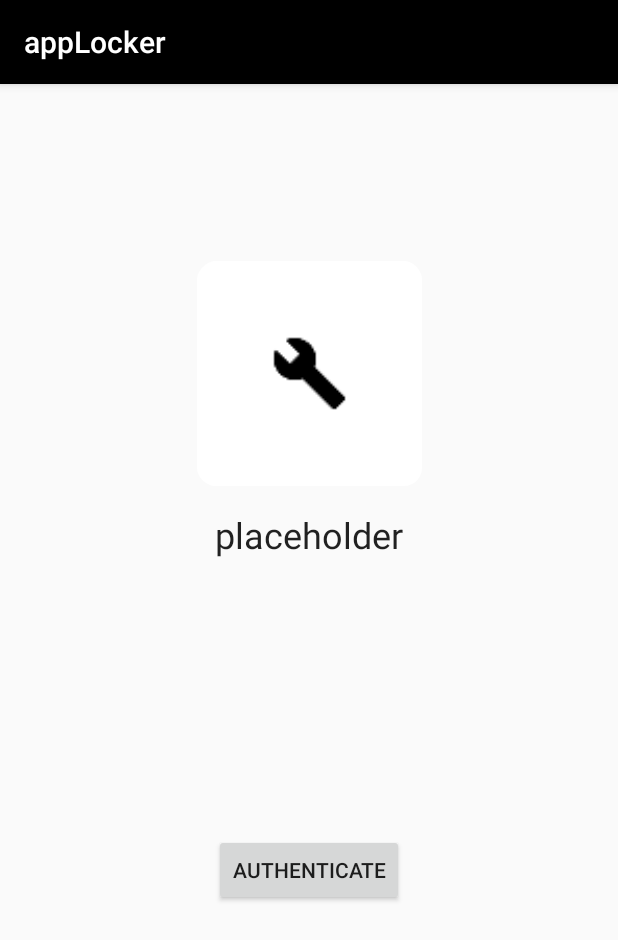
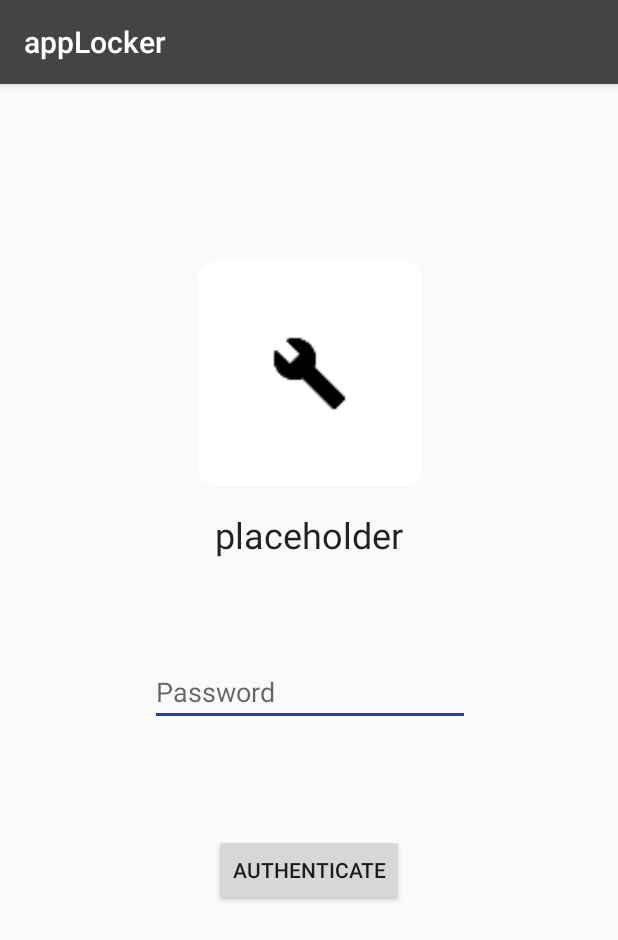
Before and after one commit to AlexMuzzy/appLocker, an Android app: the lockActivity screen opened directly, with no data from a screen before it, on a phone screen of 412 x 824 dp. Shown: the top 940 px of the screen. Run offline under Robolectric (Android 15) with nearby library versions, the phone set to English and light mode, and no system bars.

Commit message:
Lock finished and started password

```diff
--- a/app/src/main/java/uk/co/alexmusgrove/applocker/Activities/MainActivity.java
+++ b/app/src/main/java/uk/co/alexmusgrove/applocker/Activities/MainActivity.java
@@ -153,12 +153,12 @@ public class  MainActivity extends AppCompatActivity {
     public void addApp (appItem appItem, int position) {
         ContentValues values = new ContentValues();
         values.put(AppSQLiteDBHelper.COLUMN_PACKAGENAME, appItem.getmPackageName());
-        getContentResolver().insert(AppContentProvider.CONTENT_URI, values);
+        getContentResolver().insert(AppContentProvider.APP_CONTENT_URI, values);
         appItems.get(position).setmLocked(true);
     }
 
     public void removeApp (appItem appItem, int position) {
-        getContentResolver().delete(AppContentProvider.CONTENT_URI, AppSQLiteDBHelper.COLUMN_PACKAGENAME + " = '" + appItem.getmPackageName() + "'", null);
+        getContentResolver().delete(AppContentProvider.APP_CONTENT_URI, AppSQLiteDBHelper.COLUMN_PACKAGENAME + " = '" + appItem.getmPackageName() + "'", null);
         Log.i(TAG, "removeApp: removed");
         appItems.get(position).setmLocked(false);
     }
--- a/app/src/main/java/uk/co/alexmusgrove/applocker/Activities/lockActivity.java
+++ b/app/src/main/java/uk/co/alexmusgrove/applocker/Activities/lockActivity.java
@@ -8,6 +8,7 @@ import android.os.Bundle;
 import android.support.v7.app.AppCompatActivity;
 import android.view.View;
 import android.widget.Button;
+import android.widget.EditText;
 import android.widget.ImageView;
 import android.widget.TextView;
 import android.widget.Toast;
@@ -25,10 +26,11 @@ public class lockActivity extends AppCompatActivity {
         Intent intent = getIntent();
         generateAppDetails(intent.getStringExtra("packageName"));
 
-        final Button button = (Button) findViewById(R.id.authenticate_button);
+        final Button button = findViewById(R.id.authenticate_button);
+        final EditText editText = findViewById(R.id.password_editText);
 
         button.setOnClickListener(v -> {
-           // your handler code here
+
             Intent unlockintent = new Intent(this, appService.class);
             unlockintent.putExtra("unlockedApp", intent.getStringExtra("packageName"));
             finish();
--- a/app/src/main/res/layout/activity_lock.xml
+++ b/app/src/main/res/layout/activity_lock.xml
@@ -38,4 +38,18 @@
         app:layout_constraintHorizontal_bias="0.501"
         app:layout_constraintStart_toStartOf="parent"
         app:layout_constraintTop_toBottomOf="@+id/appicon_imageview" />
+
+    <EditText
+        android:id="@+id/password_editText"
+        android:layout_width="wrap_content"
+        android:layout_height="wrap_content"
+        android:layout_marginEnd="84dp"
+        android:layout_marginStart="85dp"
+        android:layout_marginTop="66dp"
+        android:ems="10"
+        android:inputType="textPersonName"
+        android:hint="@string/password"
+        app:layout_constraintEnd_toEndOf="parent"
+        app:layout_constraintStart_toStartOf="parent"
+        app:layout_constraintTop_toBottomOf="@+id/appname_textview" />
 </android.support.constraint.ConstraintLayout>
--- a/app/src/main/res/values/colors.xml
+++ b/app/src/main/res/values/colors.xml
@@ -4,7 +4,7 @@
     <!--<color name="colorPrimaryDark">#303F9F</color>-->
     <!--<color name="colorAccent">#FF4081</color>-->
 
-    <color name="colorPrimary">#000000</color>
+    <color name="colorPrimary">#444444</color>
     <color name="colorPrimaryDark">#000000</color>
     <color name="colorAccent">#303F9F</color>
 </resources>
--- a/app/src/main/res/values/strings.xml
+++ b/app/src/main/res/values/strings.xml
@@ -3,4 +3,5 @@
     <string name="settings">Settings</string>
     <string name="main_menu">Main Menu</string>
     <string name="usage_permission">Please grant usage access permission to this application.</string>
+    <string name="password">Password</string>
 </resources>
```
Also changed, not shown: app/src/main/java/uk/co/alexmusgrove/applocker/Database/AppContentProvider.java (+59 -9 lines), app/src/main/java/uk/co/alexmusgrove/applocker/Database/AppSQLiteDBHelper.java (+28 -10 lines), app/src/main/java/uk/co/alexmusgrove/applocker/Fragments/permissionFragment.java (+4 -10 lines), app/src/main/java/uk/co/alexmusgrove/applocker/Helpers/unlockedApp.java (+9 -0 lines), app/src/main/java/uk/co/alexmusgrove/applocker/Services/appService.java (+20 -8 lines).
